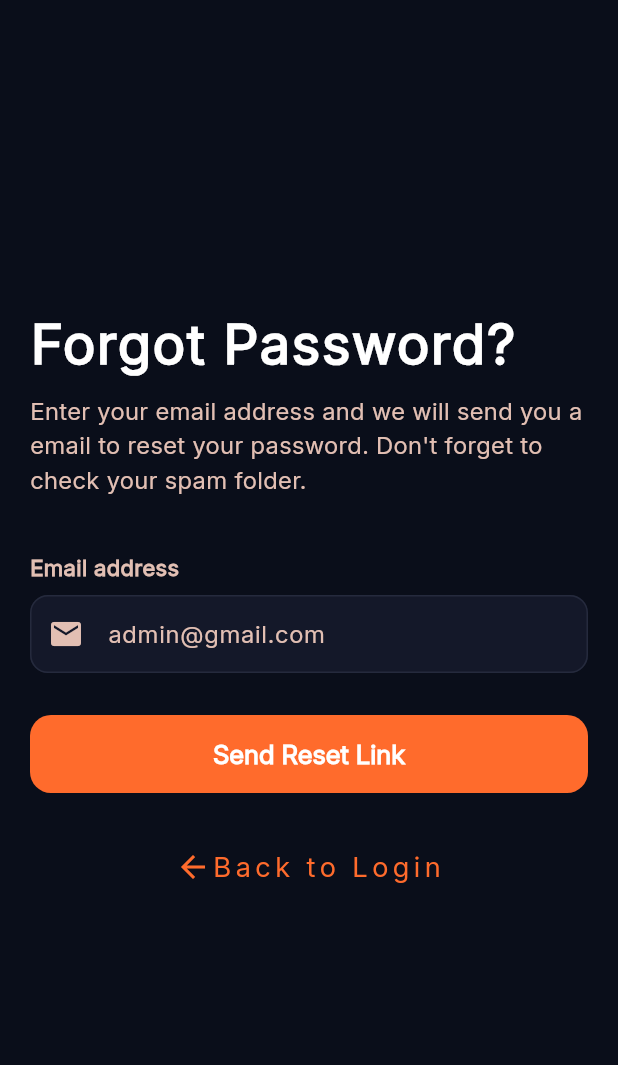
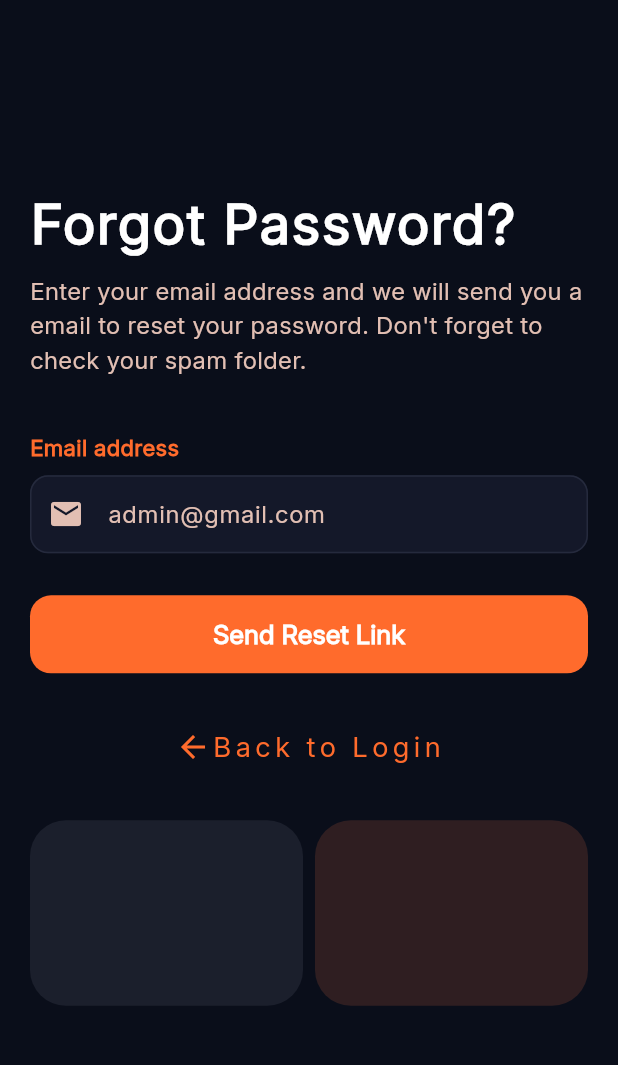
Before and after one commit to AbdelrahmanSiam/stock_mate, a Flutter app: the ForgetPasswordView screen opened by its route, on a phone screen of 412 x 824 dp, the part 65-1130 px from its top. Run offline on Flutter 3.47's test engine with Material 3 defaults, Android fonts, the phone set to English and light mode, and no system bars; our stand-ins replace bloc, dartz, firebase_auth, firebase_core, flutter_bloc, get_it and 3 more; accounts and stored records are empty.

Commit message:
create ContainersRow

```diff
--- /dev/null
+++ b/lib/features/auth/presentation/views/widgets/containers_row.dart
@@ -0,0 +1,35 @@
+import 'package:flutter/material.dart';
+
+class ContainersRow extends StatelessWidget {
+  const ContainersRow({
+    super.key,
+  });
+
+  @override
+  Widget build(BuildContext context) {
+    return IntrinsicHeight(
+      child: Row(
+        children: [
+          Expanded(
+            child: Container(
+              height: MediaQuery.of(context).size.height * 0.15,
+              decoration: BoxDecoration(
+                borderRadius: BorderRadius.circular(24),
+                color: Color(0XFF1B1F2C),
+              ),
+            ),
+          ),
+          const SizedBox(width: 8,),
+          Expanded(
+            child: Container(
+              decoration: BoxDecoration(
+                borderRadius: BorderRadius.circular(24),
+                color: Color(0xFF2F1E21),
+              ),
+            ),
+          ),
+        ],
+      ),
+    );
+  }
+}
--- a/lib/features/auth/presentation/views/widgets/custom_auth_text_field.dart
+++ b/lib/features/auth/presentation/views/widgets/custom_auth_text_field.dart
@@ -12,6 +12,7 @@ class CustomAuthTextField extends StatelessWidget {
   final void Function(String)? onChanged;
   final TextEditingController controller;
   final String? Function(String?)? validator;
+  final Color? labelColor;
 
   const CustomAuthTextField({
     super.key,
@@ -25,6 +26,7 @@ class CustomAuthTextField extends StatelessWidget {
     this.onChanged,
     required this.controller,
     this.validator,
+    this.labelColor = AppColorsDarkMode.textSecondary,
   });
   @override
   Widget build(BuildContext context) {
@@ -37,7 +39,7 @@ class CustomAuthTextField extends StatelessWidget {
               label,
               style: AppStyles.labelSemiBold13(
                 context,
-              ).copyWith(color: AppColorsDarkMode.textSecondary),
+              ).copyWith(color: labelColor),
             ),
             Spacer(),
             extraWidget,
--- a/lib/features/auth/presentation/views/widgets/forget_password_section.dart
+++ b/lib/features/auth/presentation/views/widgets/forget_password_section.dart
@@ -1,4 +1,5 @@
 import 'package:flutter/material.dart';
+import 'package:stock_mate/core/theme/app_colors/app_colors_dark_mode.dart';
 import 'package:stock_mate/core/utils/widgets/custom_button.dart';
 import 'package:stock_mate/features/auth/presentation/views/helper/auth_helper.dart';
 import 'package:stock_mate/features/auth/presentation/views/widgets/custom_auth_text_field.dart';
@@ -22,6 +23,7 @@ class _ForgetPasswordSectionState extends State<ForgetPasswordSection> {
         children: [
           CustomAuthTextField(
             label: S.of(context).email,
+            labelColor: AppColorsDarkMode.primary,
             hint: "admin@gmail.com",
             prefixIcon: Icons.email,
             controller: emailController,
--- a/lib/features/auth/presentation/views/widgets/forget_password_view_body.dart
+++ b/lib/features/auth/presentation/views/widgets/forget_password_view_body.dart
@@ -3,6 +3,7 @@ import 'package:stock_mate/core/styles/app_styles.dart';
 import 'package:stock_mate/core/theme/app_colors/app_colors_dark_mode.dart';
 import 'package:stock_mate/core/utils/widgets/custom_view_body.dart';
 import 'package:stock_mate/features/auth/presentation/views/widgets/back_to_login.dart';
+import 'package:stock_mate/features/auth/presentation/views/widgets/containers_row.dart';
 import 'package:stock_mate/features/auth/presentation/views/widgets/custom_auth_text_field.dart';
 import 'package:stock_mate/features/auth/presentation/views/widgets/forget_password_header.dart';
 import 'package:stock_mate/features/auth/presentation/views/widgets/forget_password_section.dart';
@@ -21,6 +22,8 @@ class ForgetPasswordViewBody extends StatelessWidget {
           ForgetPasswordSection(),
           const SizedBox(height: 36),
           BackToLoginWidget(),
+          const SizedBox(height: 36),
+          ContainersRow(),
         ],
       ),
     );
```
